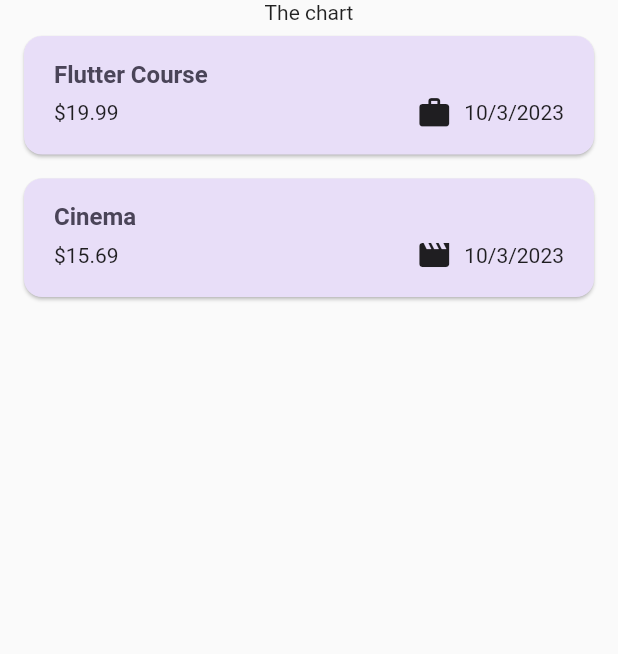
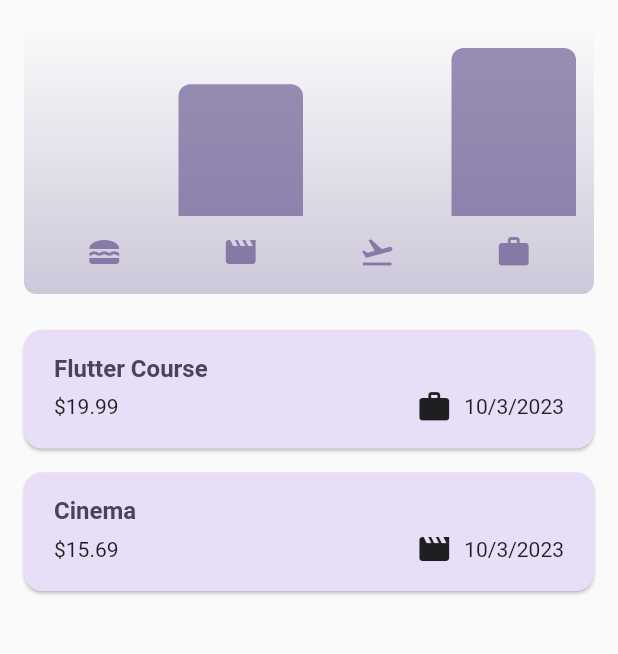
Before and after one commit to dyWe2216/flutter-expense-tracker, a Flutter app: the screen it shows after launch, on a phone screen of 412 x 824 dp, the part 84-738 px from its top. Run offline on Flutter 3.47's test engine with Material 2 defaults, Android fonts, the phone set to English and light mode, and no system bars.

Commit message:
feat: chart 추가

```diff
--- a/lib/models/expense.dart
+++ b/lib/models/expense.dart
@@ -33,3 +33,29 @@ class Expense {
     return formatter.format(date);
   }
 }
+
+
+
+class ExpenseBucket {
+  const ExpenseBucket({required this.category, required this.expenses});
+
+  ExpenseBucket.forCategory(
+    List<Expense> allExpenses,
+    this.category,
+  ) : expenses = allExpenses
+            .where((expense) => expense.category == category)
+            .toList();
+
+  final Category category;
+  final List<Expense> expenses;
+
+  double get totalExpenses {
+    double sum = 0;
+
+    for (final expense in expenses) {
+      sum += expense.amount;
+    }
+
+    return sum;
+  }
+}
--- /dev/null
+++ b/lib/widgets/chart/chart.dart
@@ -0,0 +1,94 @@
+import 'package:flutter/material.dart';
+import 'package:flutter_expense_tracker/models/expense.dart';
+import 'package:flutter_expense_tracker/widgets/chart/chart_bar.dart';
+
+class Chart extends StatelessWidget {
+  const Chart({super.key, required this.expenses});
+
+  final List<Expense> expenses;
+
+  List<ExpenseBucket> get buckets {
+    return [
+      ExpenseBucket.forCategory(expenses, Category.food),
+      ExpenseBucket.forCategory(expenses, Category.leisure),
+      ExpenseBucket.forCategory(expenses, Category.travel),
+      ExpenseBucket.forCategory(expenses, Category.work),
+    ];
+  }
+
+  double get maxTotalExpense {
+    double maxTotalExpense = 0;
+
+    for (final bucket in buckets) {
+      if (bucket.totalExpenses > maxTotalExpense) {
+        maxTotalExpense = bucket.totalExpenses;
+      }
+    }
+
+    return maxTotalExpense;
+  }
+
+  @override
+  Widget build(BuildContext context) {
+    final isDarkMode =
+        MediaQuery.of(context).platformBrightness == Brightness.dark;
+    return Container(
+      margin: const EdgeInsets.all(16),
+      padding: const EdgeInsets.symmetric(
+        vertical: 16,
+        horizontal: 8,
+      ),
+      width: double.infinity,
+      height: 180,
+      decoration: BoxDecoration(
+        borderRadius: BorderRadius.circular(8),
+        gradient: LinearGradient(
+          colors: [
+            Theme.of(context).colorScheme.primary.withOpacity(0.3),
+            Theme.of(context).colorScheme.primary.withOpacity(0.0)
+          ],
+          begin: Alignment.bottomCenter,
+          end: Alignment.topCenter,
+        ),
+      ),
+      child: Column(
+        children: [
+          Expanded(
+            child: Row(
+              crossAxisAlignment: CrossAxisAlignment.end,
+              children: [
+                for (final bucket in buckets) // alternative to map()
+                  ChartBar(
+                    fill: bucket.totalExpenses == 0
+                        ? 0
+                        : bucket.totalExpenses / maxTotalExpense,
+                  )
+              ],
+            ),
+          ),
+          const SizedBox(height: 12),
+          Row(
+            children: buckets
+                .map(
+                  (bucket) => Expanded(
+                    child: Padding(
+                      padding: const EdgeInsets.symmetric(horizontal: 4),
+                      child: Icon(
+                        CategoryIcons[bucket.category],
+                        color: isDarkMode
+                            ? Theme.of(context).colorScheme.secondary
+                            : Theme.of(context)
+                                .colorScheme
+                                .primary
+                                .withOpacity(0.7),
+                      ),
+                    ),
+                  ),
+                )
+                .toList(),
+          )
+        ],
+      ),
+    );
+  }
+}
--- /dev/null
+++ b/lib/widgets/chart/chart_bar.dart
@@ -0,0 +1,34 @@
+import 'package:flutter/material.dart';
+
+class ChartBar extends StatelessWidget {
+  const ChartBar({
+    super.key,
+    required this.fill,
+  });
+
+  final double fill;
+
+  @override
+  Widget build(BuildContext context) {
+    final isDarkMode =
+        MediaQuery.of(context).platformBrightness == Brightness.dark;
+    return Expanded(
+      child: Padding(
+        padding: const EdgeInsets.symmetric(horizontal: 4),
+        child: FractionallySizedBox(
+          heightFactor: fill,
+          child: DecoratedBox(
+            decoration: BoxDecoration(
+              shape: BoxShape.rectangle,
+              borderRadius:
+                  const BorderRadius.vertical(top: Radius.circular(8)),
+              color: isDarkMode
+                  ? Theme.of(context).colorScheme.secondary
+                  : Theme.of(context).colorScheme.primary.withOpacity(0.65),
+            ),
+          ),
+        ),
+      ),
+    );
+  }
+}
--- a/lib/widgets/expenses.dart
+++ b/lib/widgets/expenses.dart
@@ -1,4 +1,5 @@
 import 'package:flutter/material.dart';
+import 'package:flutter_expense_tracker/widgets/chart/chart.dart';
 import 'package:flutter_expense_tracker/widgets/expenses_list/expenses_list.dart';
 import 'package:flutter_expense_tracker/models/expense.dart';
 import 'package:flutter_expense_tracker/widgets/new_expense.dart';
@@ -89,7 +90,7 @@ class _ExpensesState extends State<Expenses> {
       ),
       body: Column(
         children: [
-          const Text('The chart'),
+          Chart(expenses: _registeredExpenses),
           Expanded(child: mainContent),
         ],
       ),
```
